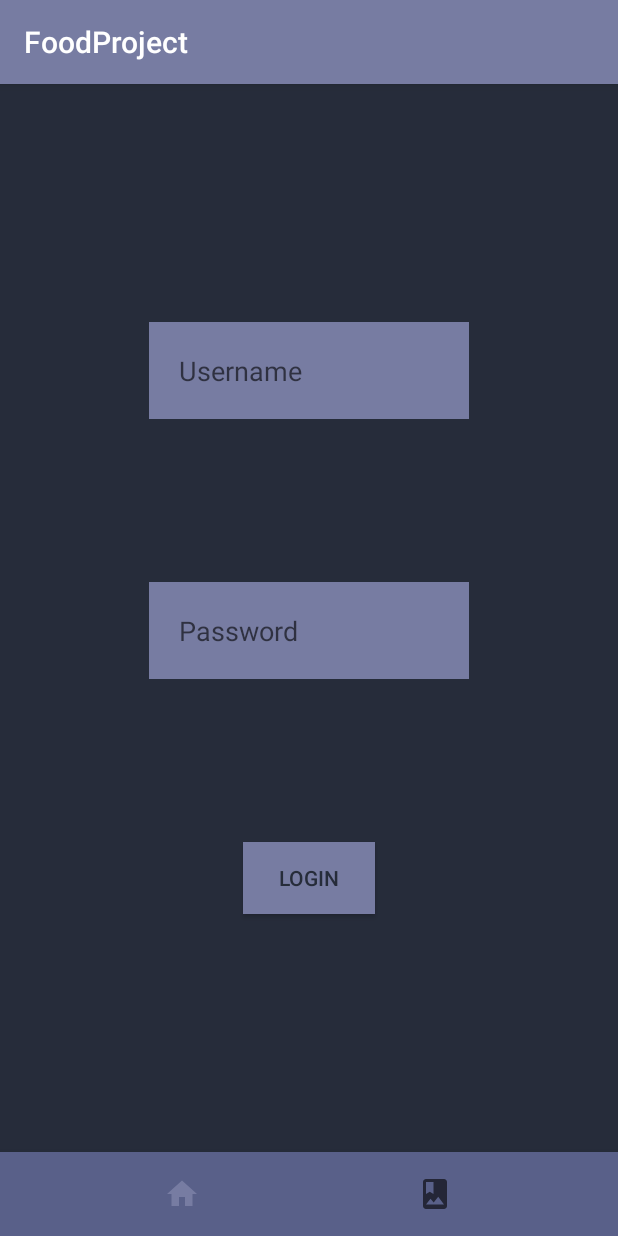
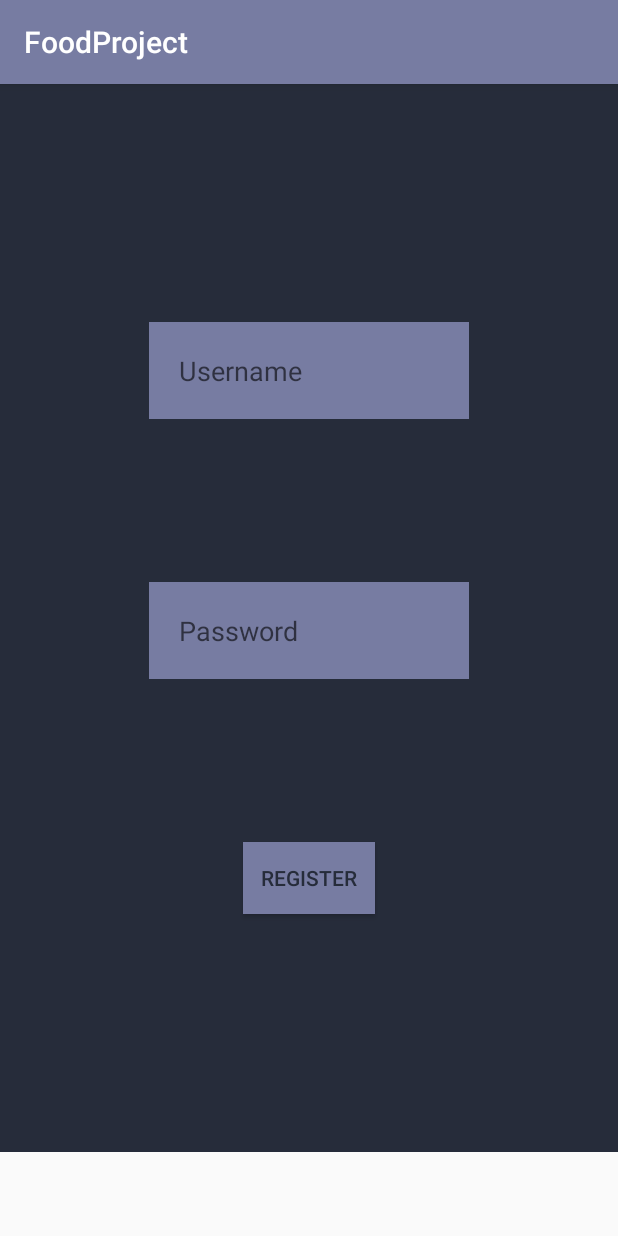
Before and after one commit to Reasz/AndroidProject, an Android app: the RegisterFragment screen opened through its navigation route, on a phone screen of 412 x 824 dp. Run offline under Robolectric (Android 15) with nearby library versions, the phone set to English and light mode, and no system bars; our stand-ins replace navigation-ui.

Commit message:
fragment_register.xml file updated,  register fragment button changed LoginFragment.kt, RegisterFragment.kt, SplashScreenFragment.kt, MainActivity.kt files updated for navigation between the layouts

```diff
--- a/app/src/main/AndroidManifest.xml
+++ b/app/src/main/AndroidManifest.xml
@@ -11,7 +11,6 @@
         android:roundIcon="@mipmap/ic_launcher_round"
         android:supportsRtl="true"
         android:theme="@style/AppTheme">
-        <activity android:name=".SplashScreenActivity"></activity>
         <activity android:name=".MainActivity">
             <intent-filter>
                 <action android:name="android.intent.action.MAIN" />
--- a/app/src/main/java/com/example/foodproject/MainActivity.kt
+++ b/app/src/main/java/com/example/foodproject/MainActivity.kt
@@ -2,19 +2,34 @@ package com.example.foodproject
 
 import androidx.appcompat.app.AppCompatActivity
 import android.os.Bundle
+import android.view.View
+import androidx.navigation.NavController
 import androidx.navigation.Navigation
+import androidx.navigation.findNavController
 import androidx.navigation.fragment.NavHostFragment
 import androidx.navigation.ui.NavigationUI
 import com.google.android.material.bottomnavigation.BottomNavigationView
 import kotlinx.android.synthetic.main.fragment_main_screen.*
 
 class MainActivity : AppCompatActivity() {
+
     private var bottomNavigationView:BottomNavigationView? = null
+    private lateinit var navController:NavController
 
     override fun onCreate(savedInstanceState: Bundle?) {
         super.onCreate(savedInstanceState)
         setContentView(R.layout.activity_main)
+
+        navController = findNavController(R.id.nav_host_fragment)
+
         setUpNavigation()
+
+        navController.addOnDestinationChangedListener { controller, destination, arguments ->
+            when(destination.id) {
+                R.id.splashScreenFragment, R.id.loginFragment, R.id.registerFragment -> findViewById<BottomNavigationView>(R.id.bottom_nav).visibility = View.INVISIBLE
+                else -> findViewById<BottomNavigationView>(R.id.bottom_nav).visibility = View.VISIBLE
+            }
+        }
     }
 
     private fun setUpNavigation() {
--- a/app/src/main/java/com/example/foodproject/frg/RegisterFragment.kt
+++ b/app/src/main/java/com/example/foodproject/frg/RegisterFragment.kt
@@ -5,6 +5,8 @@ import androidx.fragment.app.Fragment
 import android.view.LayoutInflater
 import android.view.View
 import android.view.ViewGroup
+import android.widget.Button
+import androidx.navigation.Navigation
 import com.example.foodproject.R
 
 class RegisterFragment : Fragment() {
@@ -18,6 +20,10 @@ class RegisterFragment : Fragment() {
         savedInstanceState: Bundle?
     ): View? {
         // Inflate the layout for this fragment
-        return inflater.inflate(R.layout.fragment_register, container, false)
+        val view = inflater.inflate(R.layout.fragment_register, container, false)
+
+        view.findViewById<Button>(R.id.buttonRegisterRegister).setOnClickListener{ Navigation.findNavController(view).navigate(R.id.action_registerFragment_to_mainScreenFragment2)}
+
+        return view
     }
 }
--- a/app/src/main/java/com/example/foodproject/frg/SplashScreenFragment.kt
+++ b/app/src/main/java/com/example/foodproject/frg/SplashScreenFragment.kt
@@ -5,29 +5,13 @@ import androidx.fragment.app.Fragment
 import android.view.LayoutInflater
 import android.view.View
 import android.view.ViewGroup
+import androidx.navigation.Navigation
 import com.example.foodproject.R
 
-// TODO: Rename parameter arguments, choose names that match
-// the fragment initialization parameters, e.g. ARG_ITEM_NUMBER
-private const val ARG_PARAM1 = "param1"
-private const val ARG_PARAM2 = "param2"
-
-/**
- * A simple [Fragment] subclass.
- * Use the [SplashScreenFragment.newInstance] factory method to
- * create an instance of this fragment.
- */
 class SplashScreenFragment : Fragment() {
-    // TODO: Rename and change types of parameters
-    private var param1: String? = null
-    private var param2: String? = null
 
     override fun onCreate(savedInstanceState: Bundle?) {
         super.onCreate(savedInstanceState)
-        arguments?.let {
-            param1 = it.getString(ARG_PARAM1)
-            param2 = it.getString(ARG_PARAM2)
-        }
     }
 
     override fun onCreateView(
@@ -35,26 +19,10 @@ class SplashScreenFragment : Fragment() {
         savedInstanceState: Bundle?
     ): View? {
         // Inflate the layout for this fragment
-        return inflater.inflate(R.layout.fragment_splash_screen, container, false)
-    }
+        val view = inflater.inflate(R.layout.fragment_splash_screen, container, false)
 
-    companion object {
-        /**
-         * Use this factory method to create a new instance of
-         * this fragment using the provided parameters.
-         *
-         * @param param1 Parameter 1.
-         * @param param2 Parameter 2.
-         * @return A new instance of fragment SplashScreenFragment.
-         */
-        // TODO: Rename and change types and number of parameters
-        @JvmStatic
-        fun newInstance(param1: String, param2: String) =
-            SplashScreenFragment().apply {
-                arguments = Bundle().apply {
-                    putString(ARG_PARAM1, param1)
-                    putString(ARG_PARAM2, param2)
-                }
-            }
+        view.setOnClickListener{Navigation.findNavController(view).navigate(R.id.action_splashScreenFragment_to_loginFragment)}
+
+        return view
     }
 }
--- a/app/src/main/res/layout/fragment_register.xml
+++ b/app/src/main/res/layout/fragment_register.xml
@@ -35,16 +35,16 @@
         android:background="@color/colorPrimary"
         android:padding="20dp"
         android:textColor="@color/colorBackground"
-        app:layout_constraintBottom_toTopOf="@id/buttonRegisterLogin"
+        app:layout_constraintBottom_toTopOf="@id/buttonRegisterRegister"
         app:layout_constraintLeft_toLeftOf="parent"
         app:layout_constraintRight_toRightOf="parent"
         app:layout_constraintTop_toBottomOf="@id/editTextRegisterUsername" />
 
     <Button
-        android:id="@+id/buttonRegisterLogin"
+        android:id="@+id/buttonRegisterRegister"
         android:layout_width="wrap_content"
         android:layout_height="wrap_content"
-        android:text="@string/login"
+        android:text="@string/register"
         android:background="@color/colorPrimary"
         android:padding="10dp"
         android:textColor="@color/colorBackground"
```
Also changed, not shown: app/build.gradle (+21 -3 lines), app/src/main/java/com/example/foodproject/SplashScreenActivity.kt (deleted, +0 -11 lines), app/src/main/java/com/example/foodproject/frg/LoginFragment.kt (+8 -1 lines), app/src/main/res/layout/activity_splash_screen.xml (deleted, +0 -9 lines).
